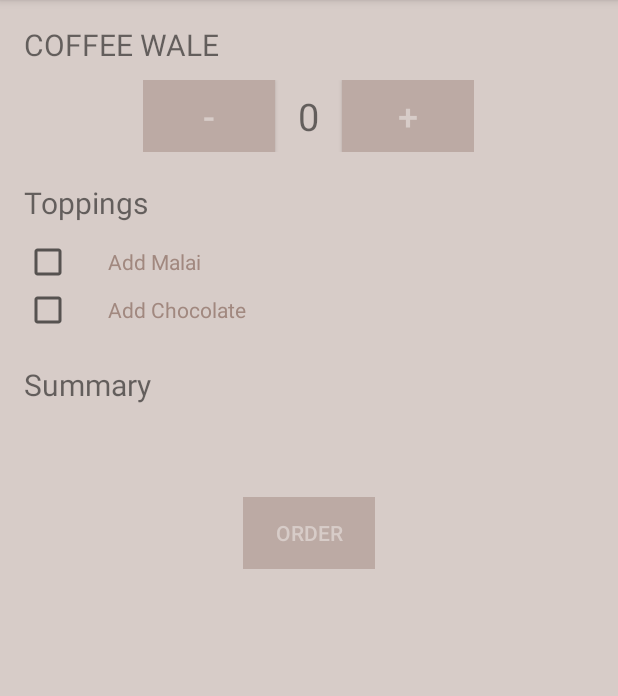
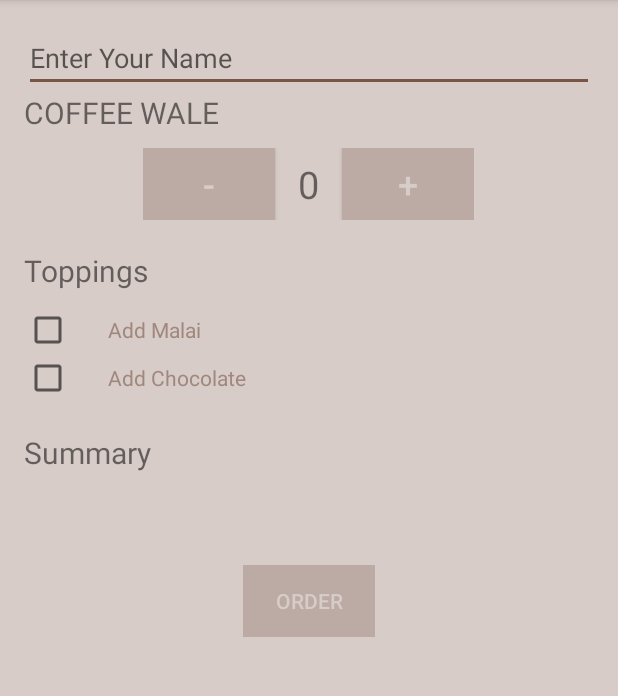
Before and after one commit to zeeshanayaz/batch4_AndroidDevelopment_practice, an Android app: the screen it shows after launch (MainActivity), on a phone screen of 412 x 824 dp, the part 84-780 px from its top. Run offline under Robolectric (Android 15) with nearby library versions, the light colour scheme and no system bars.

Commit message:
added edit view to write user name on runtime

```diff
--- a/android/LabTask/CoffeeOrder/app/src/main/java/com/example/user/coffeeorder/MainActivity.java
+++ b/android/LabTask/CoffeeOrder/app/src/main/java/com/example/user/coffeeorder/MainActivity.java
@@ -12,7 +12,8 @@ public class MainActivity extends AppCompatActivity {
     int eachCoffeePrize = 10;
     int eachMalaiPrize = 2;
     int eachChocolatePrize = 3;
-    String name = "Zeeshan Ayaz";
+    String name;
+//    String name = "Zeeshan Ayaz";
     int malaiPrize = 0;
     int chocolatePrize = 0;
     String message;
@@ -59,6 +60,9 @@ public class MainActivity extends AppCompatActivity {
             displayCoffeePrize(message);
 
             displayToast("Thanks For Your Order\nWe will deliver your coffee ASAP!\n:)");
+
+            TextView textView = (TextView) findViewById(R.id.userName_TextView);
+            textView.setText("");
         }
         else
         {
@@ -117,6 +121,9 @@ public class MainActivity extends AppCompatActivity {
 //Displaying User Name and Detail
     private String UserData()
     {
+        TextView textView = (TextView) findViewById(R.id.userName_TextView);
+        name = textView.getText().toString();
+
         String message = "Name : "+name+"\n\n";
         return message;
     }
--- a/android/LabTask/CoffeeOrder/app/src/main/res/layout/activity_main.xml
+++ b/android/LabTask/CoffeeOrder/app/src/main/res/layout/activity_main.xml
@@ -14,10 +14,25 @@
     <ScrollView
         android:layout_width="match_parent"
         android:layout_height="match_parent">
+
+
         <LinearLayout
             android:layout_width="match_parent"
             android:layout_height="match_parent"
             android:orientation="vertical">
+
+            <LinearLayout
+                android:layout_width="match_parent"
+                android:layout_height="wrap_content"
+                android:orientation="vertical">
+                <EditText
+                    android:layout_width="match_parent"
+                    android:layout_height="wrap_content"
+                    android:hint="Enter Your Name"
+                    android:id="@+id/userName_TextView"/>
+
+            </LinearLayout>
+
             <LinearLayout
                 android:layout_width="match_parent"
                 android:layout_height="wrap_content"
```
